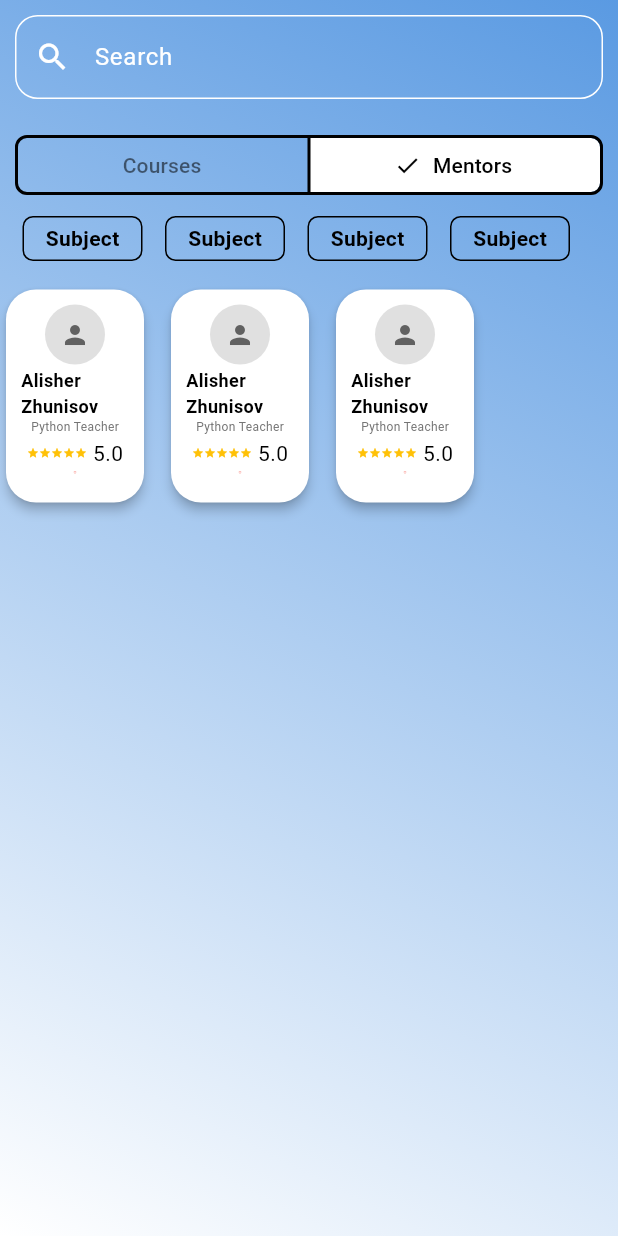
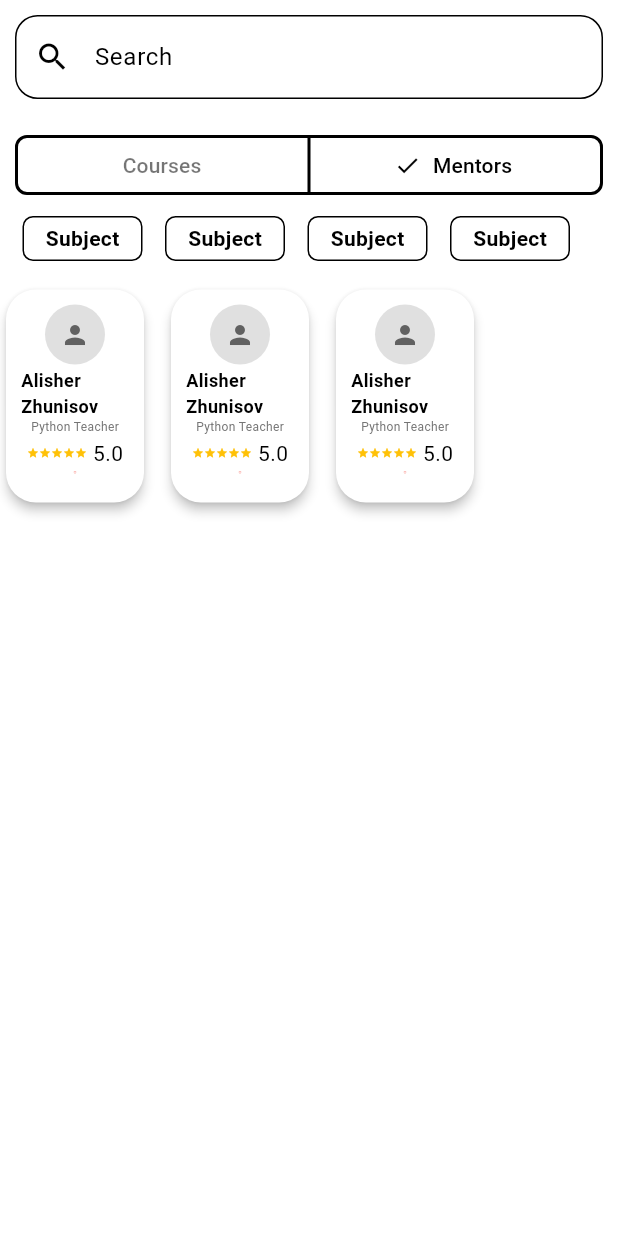
Before and after one commit to sarv1n0zrr/mentor-hub, a Flutter app: the MentorsPage screen opened directly, after a tap on "Mentors", on a phone screen of 412 x 824 dp. Run offline on Flutter 3.47's test engine with Material 3 defaults, Android fonts, the phone set to English and light mode, and no system bars; our stand-ins replace cloud_firestore, file_picker, firebase_auth, firebase_core, firebase_storage, flutter_bloc; accounts and stored records are empty.

Commit message:
design changes

```diff
--- a/lib/app.dart
+++ b/lib/app.dart
@@ -48,7 +48,7 @@ class MyApp extends StatelessWidget {
             decoration: const BoxDecoration(
               gradient: LinearGradient(
                 colors: [
-                  Color.fromARGB(255, 90, 154, 226),
+                  Color(0xFFFFFFFF),
                   Color(0xFFFFFFFF),
                 ], // Gradient colors
                 begin: Alignment.topRight,
--- a/lib/features/home/presentation/pages/home_page.dart
+++ b/lib/features/home/presentation/pages/home_page.dart
@@ -43,7 +43,7 @@ class _HomePageState extends State<HomePage> {
         backgroundColor: Colors.transparent,
         titleSpacing: 5,
         title: const Text('  Home'),
-        foregroundColor: Colors.white,
+        foregroundColor: Colors.black,
         actions: [
           // logout button
           IconButton(
--- a/lib/features/mentors/presentation/pages/mentors_page.dart
+++ b/lib/features/mentors/presentation/pages/mentors_page.dart
@@ -52,7 +52,7 @@ class _MentorsPageState extends State<MentorsPage> {
                           border: Border.all(color: Colors.black)),
                       child: Center(
                         child: Text(
-                          "Subject",
+                          "Location",
                           style: TextStyle(
                               fontSize: 14, fontWeight: FontWeight.bold),
                         ),
@@ -68,7 +68,7 @@ class _MentorsPageState extends State<MentorsPage> {
                           border: Border.all(color: Colors.black)),
                       child: Center(
                         child: Text(
-                          "Subject",
+                          "Price",
                           style: TextStyle(
                               fontSize: 14, fontWeight: FontWeight.bold),
                         ),
@@ -84,7 +84,25 @@ class _MentorsPageState extends State<MentorsPage> {
                           border: Border.all(color: Colors.black)),
                       child: Center(
                         child: Text(
-                          "Subject",
+                          "Duration",
+                          style: TextStyle(
+                              fontSize: 14, fontWeight: FontWeight.bold),
+                        ),
+                      ),
+                    ),
+                    SizedBox(
+                      width: 15,
+                    ),
+                    Container(
+                      width: 80,
+                      height: 30,
+                      decoration: BoxDecoration(
+                          color: Colors.transparent,
+                          borderRadius: BorderRadius.circular(7),
+                          border: Border.all(color: Colors.black)),
+                      child: Center(
+                        child: Text(
+                          "Popular",
                           style: TextStyle(
                               fontSize: 14, fontWeight: FontWeight.bold),
                         ),
@@ -732,18 +750,18 @@ class _MentorsPageState extends State<MentorsPage> {
               decoration: BoxDecoration(
                   color: Colors.transparent,
                   borderRadius: BorderRadius.circular(15),
-                  border: Border.all(color: Colors.white)),
+                  border: Border.all(color: Colors.black)),
               child: TextField(
                 controller: _searchController,
                 decoration: InputDecoration(
                     border: InputBorder.none,
                     hintText: "Search",
-                    hintStyle: TextStyle(color: Colors.white),
+                    hintStyle: TextStyle(color: Colors.black),
                     prefixIcon: IconButton(
                         onPressed: _onSearch,
                         icon: const Icon(
                           Icons.search,
-                          color: Colors.white,
+                          color: Colors.black,
                         )),
                     contentPadding: EdgeInsets.symmetric(vertical: 15)),
               ),
```
